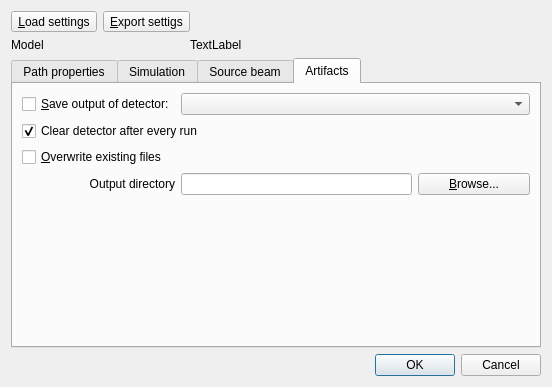
Old version of the form RZGUI/SimulationPropertiesDialog.ui in the repository HARMONI-CAB/RayZaler.
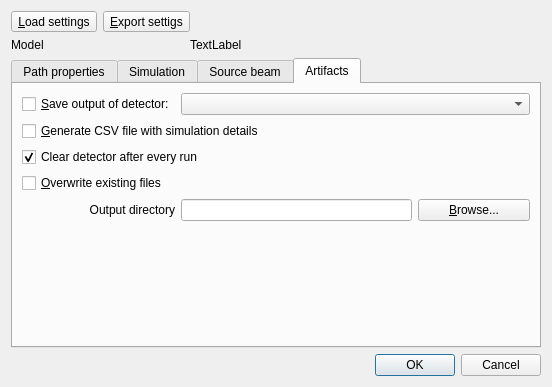
New version of the form. The open tabs and pages were chosen to show the change.

Patch:
```diff
--- a/RZGUI/SimulationPropertiesDialog.ui
+++ b/RZGUI/SimulationPropertiesDialog.ui
@@ -340,7 +340,7 @@
            <verstretch>0</verstretch>
           </sizepolicy>
          </property>
-         <widget class="QWidget" name="inputElementPage" native="true">
+         <widget class="QWidget" name="inputElementPage">
           <layout class="QGridLayout" name="gridLayout_5">
            <property name="leftMargin">
             <number>0</number>
@@ -614,14 +614,31 @@
        <string>Artifacts</string>
       </attribute>
       <layout class="QGridLayout" name="gridLayout_9">
-       <item row="4" column="3">
+       <item row="1" column="1" colspan="3">
+        <widget class="QComboBox" name="detectorSaveCombo"/>
+       </item>
+       <item row="1" column="0">
+        <widget class="QCheckBox" name="saveCheck">
+         <property name="text">
+          <string>&amp;Save output of detector:</string>
+         </property>
+        </widget>
+       </item>
+       <item row="6" column="3">
         <widget class="QPushButton" name="browseDirButton">
          <property name="text">
           <string>&amp;Browse...</string>
          </property>
         </widget>
        </item>
-       <item row="10" column="2">
+       <item row="6" column="1" colspan="2">
+        <widget class="QLineEdit" name="outputDirEdit">
+         <property name="readOnly">
+          <bool>true</bool>
+         </property>
+        </widget>
+       </item>
+       <item row="12" column="2">
         <spacer name="verticalSpacer_3">
          <property name="orientation">
           <enum>Qt::Vertical</enum>
@@ -634,7 +651,7 @@
          </property>
         </spacer>
        </item>
-       <item row="2" column="0" colspan="4">
+       <item row="3" column="0" colspan="4">
         <widget class="QCheckBox" name="clearDetCheck">
          <property name="text">
           <string>Clear detector after every run</string>
@@ -644,14 +661,14 @@
          </property>
         </widget>
        </item>
-       <item row="3" column="0" colspan="4">
+       <item row="4" column="0" colspan="4">
         <widget class="QCheckBox" name="overwriteResultsCheck">
          <property name="text">
           <string>&amp;Overwrite existing files</string>
          </property>
         </widget>
        </item>
-       <item row="4" column="0">
+       <item row="6" column="0">
         <widget class="QLabel" name="outputDirLabel">
          <property name="text">
           <string>Output directory</string>
@@ -661,23 +678,13 @@
          </property>
         </widget>
        </item>
-       <item row="4" column="1" colspan="2">
-        <widget class="QLineEdit" name="outputDirEdit">
-         <property name="readOnly">
-          <bool>true</bool>
-         </property>
-        </widget>
-       </item>
-       <item row="1" column="0">
-        <widget class="QCheckBox" name="saveCheck">
+       <item row="2" column="0" colspan="4">
+        <widget class="QCheckBox" name="saveCSVCheck">
          <property name="text">
-          <string>&amp;Save output of detector:</string>
+          <string>&amp;Generate CSV file with simulation details</string>
          </property>
         </widget>
        </item>
-       <item row="1" column="1" colspan="3">
-        <widget class="QComboBox" name="detectorSaveCombo"/>
-       </item>
       </layout>
      </widget>
     </widget>
```
